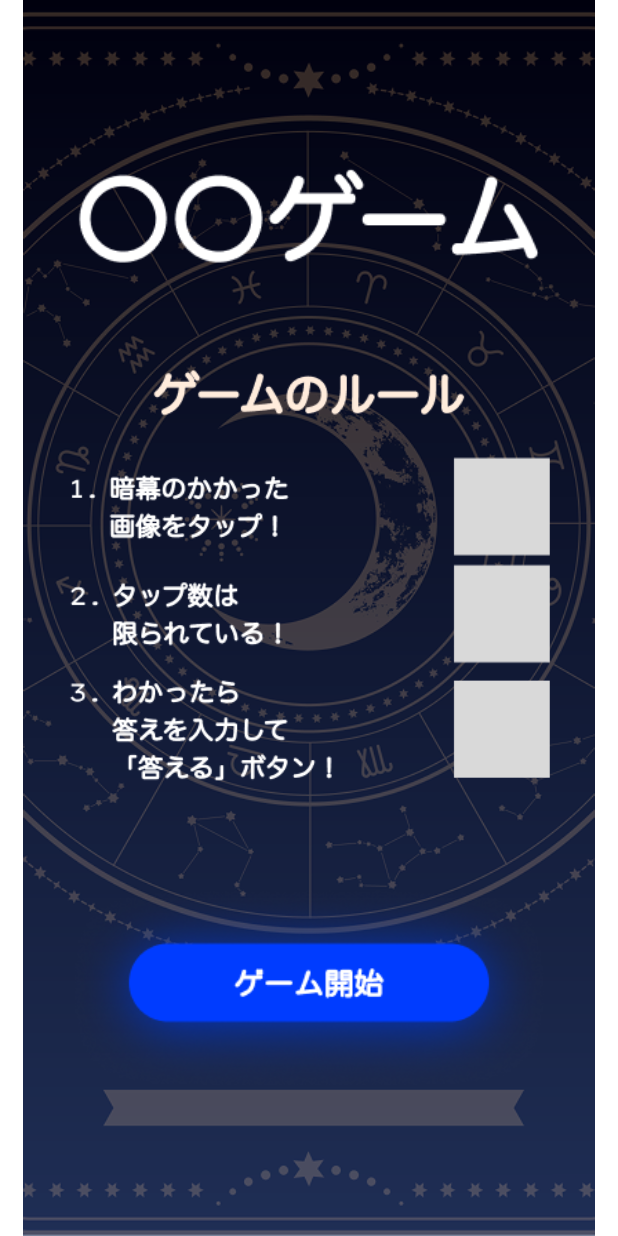
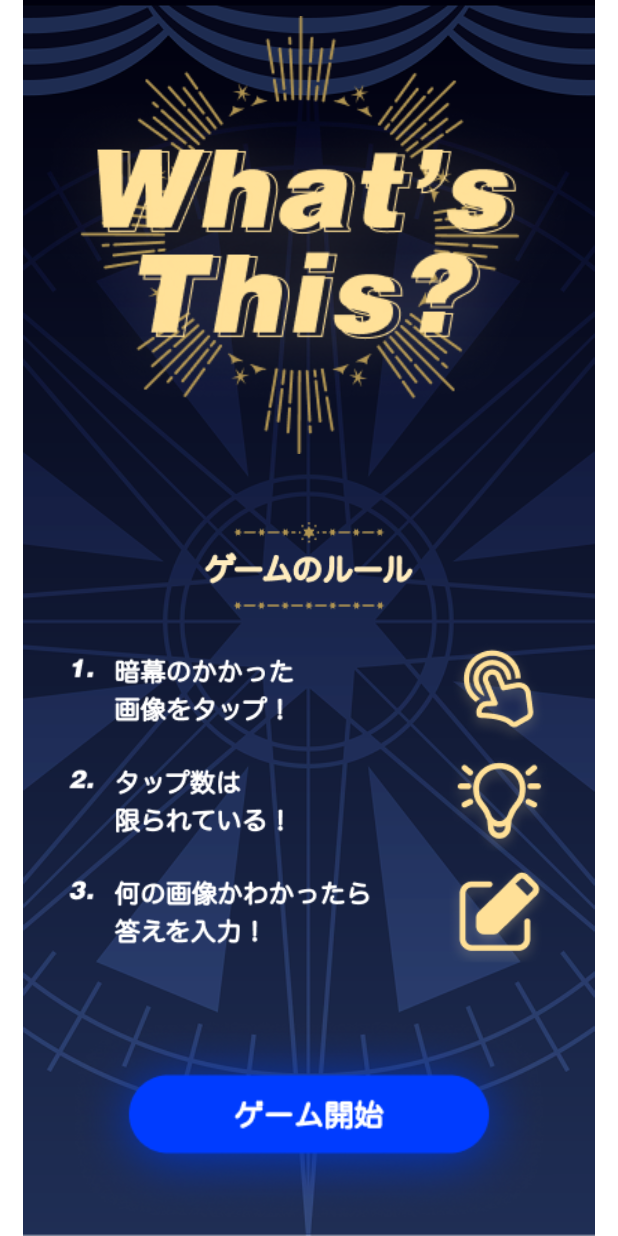
Before and after one commit to MIYAMOTO0610/galleria_ai_hackathon_2025, a Flutter app: the screen it shows after launch, on a phone screen of 412 x 824 dp. Run offline on Flutter 3.47's test engine with Material 3 defaults, Android fonts, the phone set to English and light mode, and no system bars; our stand-ins replace flutter_riverpod.

Commit message:
feat: ホーム画面

```diff
--- a/lib/presentation/pages/game/game_page.dart
+++ b/lib/presentation/pages/game/game_page.dart
@@ -9,6 +9,7 @@ class GamePage extends StatelessWidget {
   @override
   Widget build(BuildContext context) {
     return AppScaffold(
+      background: Assets.images.game.bg.image(),
       child: Column(
         mainAxisAlignment: MainAxisAlignment.center,
         children: [
--- a/lib/presentation/pages/home/home_page.dart
+++ b/lib/presentation/pages/home/home_page.dart
@@ -8,14 +8,15 @@ class HomePage extends StatelessWidget {
 
   @override
   Widget build(BuildContext context) {
-    return const AppScaffold(
+    return AppScaffold(
+      background: Assets.images.home.bg.image(),
       child: Column(
         mainAxisAlignment: MainAxisAlignment.center,
         children: [
           _Title(),
           SizedBox(height: 16),
           _Rules(),
-          SizedBox(height: 32),
+          SizedBox(height: 16),
           _StartButton(),
         ],
       ),
--- a/lib/presentation/widgets/app_scaffold.dart
+++ b/lib/presentation/widgets/app_scaffold.dart
@@ -1,19 +1,16 @@
 import 'package:flutter/material.dart';
-import 'package:galleria_ai_hackathon_2025/gen/assets.gen.dart';
 
 class AppScaffold extends StatelessWidget {
-  const AppScaffold({super.key, required this.child});
+  const AppScaffold({super.key, required this.child, required this.background});
 
+  final Image background;
   final Widget child;
 
   @override
   Widget build(BuildContext context) {
     return Container(
       decoration: BoxDecoration(
-        image: DecorationImage(
-          image: Assets.images.bg.image().image,
-          fit: BoxFit.fitHeight,
-        ),
+        image: DecorationImage(image: background.image, fit: BoxFit.fitHeight),
       ),
       child: SafeArea(
         child: Scaffold(
```
Also changed, not shown: lib/gen/assets.gen.dart (+8 -8 lines), assets/images/game/bg.png (renamed from assets/images/bg.png), assets/images/home/bg.png (added), assets/images/home/rules.png, assets/images/home/title.png.
